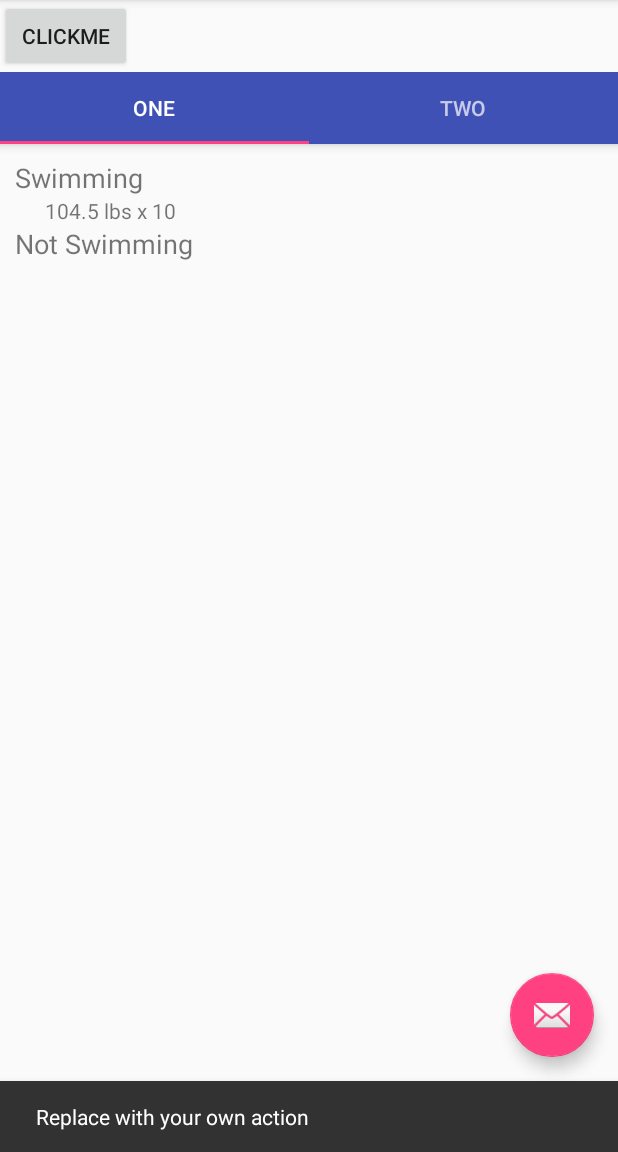
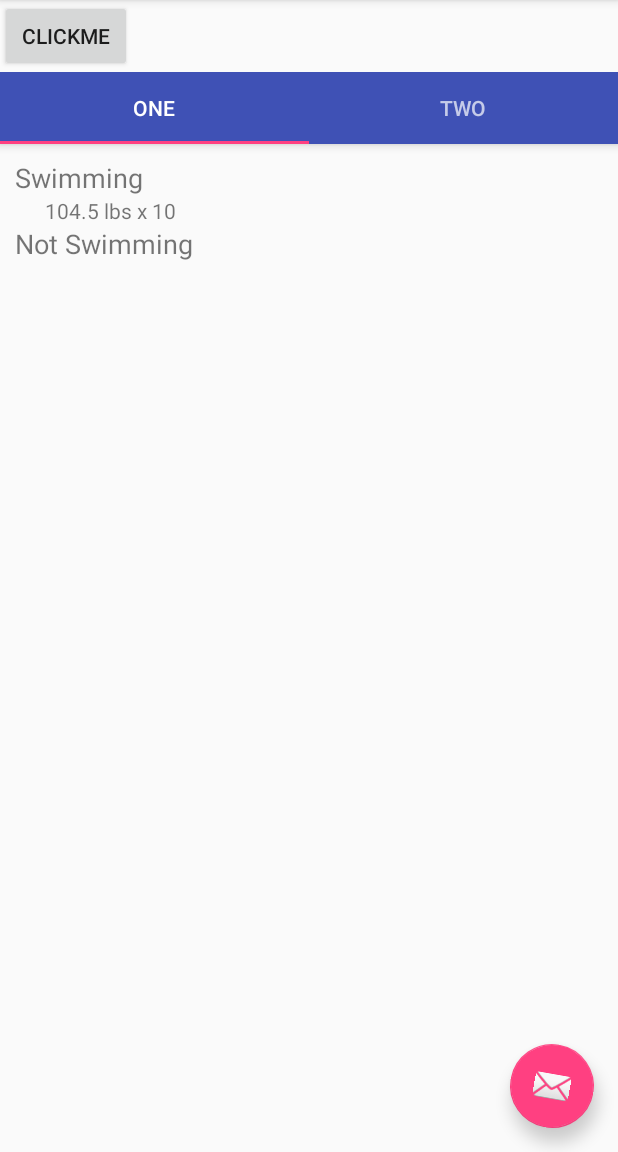
Before and after one commit to cameron-ridgewell/LiftTracker, an Android app: the screen it shows after launch (MainActivity), after a tap on an icon or button, on a phone screen of 412 x 824 dp, the part 84-1236 px from its top. Run offline under Robolectric (Android 15) with nearby library versions, the phone set to English and light mode, and no system bars.

Commit message:
wrapper for floating action button

```diff
--- a/app/src/main/java/com/lifttracker/activities/MainActivity.java
+++ b/app/src/main/java/com/lifttracker/activities/MainActivity.java
@@ -20,6 +20,7 @@ import android.view.animation.AnimationUtils;
 import android.widget.Button;
 import android.widget.FrameLayout;
 
+import com.lifttracker.elements.DynamicFAB;
 import com.lifttracker.elements.MovingFloatingActionButton;
 import com.lifttracker.fragments.CreateExerciseDialog;
 import com.lifttracker.fragments.MainPageViewFragment;
@@ -45,8 +46,9 @@ public class MainActivity extends AppCompatActivity
     private final String TRACK_PERSONAL_STAT_FRAGMENT = "track_personal_stats_fragment";
 
     private Button clickButton;
-    FloatingActionButton fab;
+    private DynamicFAB fab;
     private boolean myToggle;
+
 
     @Override
     protected void onCreate(Bundle savedInstanceState) {
@@ -57,12 +59,21 @@ public class MainActivity extends AppCompatActivity
 
         getSupportActionBar().setDisplayHomeAsUpEnabled(true);
 
-        fab = (FloatingActionButton) findViewById(R.id.fab);
+        myToggle = true;
+
+        fab = (DynamicFAB) findViewById(R.id.fab);
         fab.setOnClickListener(new View.OnClickListener() {
             @Override
             public void onClick(View view) {
-                Snackbar.make(view, "Replace with your own action", Snackbar.LENGTH_LONG)
-                        .setAction("Action", null).show();
+                myToggle = !myToggle;
+                if (myToggle)
+                {
+                    fab.moveToTop(getApplication());
+                }
+                else
+                {
+                    fab.moveToBottom(getApplication());
+                }
             }
         });
 
@@ -92,37 +103,6 @@ public class MainActivity extends AppCompatActivity
          *      previous max lifts
          *      list of known exercises
          */
-        myToggle = false;
-        clickButton = (Button) findViewById(R.id.click_button);
-        clickButton.setOnClickListener(new View.OnClickListener() {
-            @Override
-            public void onClick(View view) {
-                myToggle = !myToggle;
-                Animation show_fab_1 = AnimationUtils.loadAnimation(getApplication(), R.anim.move_fab_bottom_to_top);
-                Animation hide_fab_1 = AnimationUtils.loadAnimation(getApplication(), R.anim.move_fab_top_to_bottom);
-                if (myToggle) {
-                    CoordinatorLayout.LayoutParams layoutParams = (CoordinatorLayout.LayoutParams) fab.getLayoutParams();
-                    //layoutParams.rightMargin -= (int) (fab.getWidth() * 1.7);
-                    int tmp = layoutParams.topMargin;
-                    layoutParams.topMargin = layoutParams.bottomMargin;
-                    layoutParams.bottomMargin = tmp;
-                    fab.setLayoutParams(layoutParams);
-                    fab.startAnimation(hide_fab_1);
-                    fab.setClickable(true);
-                }
-                else
-                {
-                    CoordinatorLayout.LayoutParams layoutParams = (CoordinatorLayout.LayoutParams) fab.getLayoutParams();
-                    //layoutParams.rightMargin += (int) (fab.getWidth() * 1.7);
-                    int tmp = layoutParams.topMargin;
-                    layoutParams.topMargin = layoutParams.bottomMargin;
-                    layoutParams.bottomMargin = tmp;
-                    fab.setLayoutParams(layoutParams);
-                    fab.startAnimation(show_fab_1);
-                    fab.setClickable(true);
-                }
-            }
-        });
     }
 
     private void generateExercises()
--- /dev/null
+++ b/app/src/main/java/com/lifttracker/elements/DynamicFAB.java
@@ -0,0 +1,71 @@
+package com.lifttracker.elements;
+
+import android.app.Application;
+import android.content.Context;
+import android.content.pm.ApplicationInfo;
+import android.support.design.widget.CoordinatorLayout;
+import android.support.design.widget.FloatingActionButton;
+import android.support.v4.app.Fragment;
+import android.util.AttributeSet;
+import android.util.Log;
+import android.view.View;
+import android.view.animation.Animation;
+import android.view.animation.AnimationUtils;
+
+import com.lifttracker.R;
+import com.lifttracker.common.Exercise;
+
+/**
+ * Created by cameronridgewell on 7/12/16.
+ */
+public class DynamicFAB extends FloatingActionButton{
+
+    public DynamicFAB(Context context) {
+        super(context);
+    }
+
+    public DynamicFAB(Context context, AttributeSet attrs) {
+        super(context, attrs);
+    }
+
+    public DynamicFAB(Context context, AttributeSet attrs, int defStyleAttr) {
+        super(context, attrs, defStyleAttr);
+    }
+
+    public void moveToTop(Application application)
+    {
+        try {
+            Animation moveFABtoTop = AnimationUtils.loadAnimation(application, R.anim.move_fab_bottom_to_top);
+            CoordinatorLayout.LayoutParams layoutParams = (CoordinatorLayout.LayoutParams) getLayoutParams();
+            //layoutParams.rightMargin += (int) (fab.getWidth() * 1.7);
+            int tmp = layoutParams.topMargin;
+            layoutParams.topMargin = layoutParams.bottomMargin;
+            layoutParams.bottomMargin = tmp;
+            setLayoutParams(layoutParams);
+            startAnimation(moveFABtoTop);
+        }
+        catch (Exception e)
+        {
+            Log.e("Error in animation", e.getMessage());
+        }
+    }
+
+    public void moveToBottom(Application application)
+    {
+        try
+        {
+            Animation moveFABtoBottom = AnimationUtils.loadAnimation(application, R.anim.move_fab_top_to_bottom);
+            CoordinatorLayout.LayoutParams layoutParams = (CoordinatorLayout.LayoutParams) getLayoutParams();
+            //layoutParams.rightMargin -= (int) (fab.getWidth() * 1.7);
+            int tmp = layoutParams.topMargin;
+            layoutParams.topMargin = layoutParams.bottomMargin;
+            layoutParams.bottomMargin = tmp;
+            setLayoutParams(layoutParams);
+            startAnimation(moveFABtoBottom);
+        }
+        catch (Exception e)
+        {
+            Log.e("Error in animation", e.getMessage());
+        }
+    }
+}
--- a/app/src/main/res/anim/move_fab_bottom_to_top.xml
+++ b/app/src/main/res/anim/move_fab_bottom_to_top.xml
@@ -15,18 +15,18 @@
 
     <!--Move-->
     <translate
-        android:duration="1000"
+        android:duration="700"
         android:fromXDelta="0%"
-        android:fromYDelta="-800%"
+        android:fromYDelta="@dimen/fab_vertical_percentage"
         android:interpolator="@android:anim/linear_interpolator"
         android:toXDelta="0%"
         android:toYDelta="0%"></translate>
 
     <!--Fade In-->
-    <alpha
-        android:duration="2000"
-        android:fromAlpha="1.0"
-        android:interpolator="@android:anim/decelerate_interpolator"
-        android:toAlpha="1.0"></alpha>
+    <!--<alpha-->
+        <!--android:duration="2000"-->
+        <!--android:fromAlpha="1.0"-->
+        <!--android:interpolator="@android:anim/decelerate_interpolator"-->
+        <!--android:toAlpha="1.0"></alpha>-->
 
 </set>
--- a/app/src/main/res/anim/move_fab_top_to_bottom.xml
+++ b/app/src/main/res/anim/move_fab_top_to_bottom.xml
@@ -15,18 +15,18 @@
 
     <!--Move-->
     <translate
-        android:duration="1000"
+        android:duration="700"
         android:fromXDelta="0%"
         android:fromYDelta="0%"
         android:interpolator="@android:anim/linear_interpolator"
         android:toXDelta="0%"
-        android:toYDelta="-800%"></translate>
+        android:toYDelta="@dimen/fab_vertical_percentage"></translate>
 
     <!--Fade Out-->
-    <alpha
-        android:duration="2000"
-        android:fromAlpha="1.0"
-        android:interpolator="@android:anim/accelerate_interpolator"
-        android:toAlpha="1.0"></alpha>
+    <!--<alpha-->
+        <!--android:duration="2000"-->
+        <!--android:fromAlpha="1.0"-->
+        <!--android:interpolator="@android:anim/accelerate_interpolator"-->
+        <!--android:toAlpha="1.0"></alpha>-->
 
 </set>
--- a/app/src/main/res/layout/app_bar_main.xml
+++ b/app/src/main/res/layout/app_bar_main.xml
@@ -43,7 +43,7 @@
 
     </RelativeLayout>
 
-    <android.support.design.widget.FloatingActionButton
+    <com.lifttracker.elements.DynamicFAB
         android:id="@+id/fab"
         android:layout_width="wrap_content"
         android:layout_height="wrap_content"
--- a/app/src/main/res/values/dimens.xml
+++ b/app/src/main/res/values/dimens.xml
@@ -11,4 +11,7 @@
     <dimen name="superset_block_width">8dp</dimen>
 
     <dimen name="chart_height">300dp</dimen>
+
+    <item name="fab_vertical_percentage" type="dimen">-800%</item>
+
 </resources>
```
